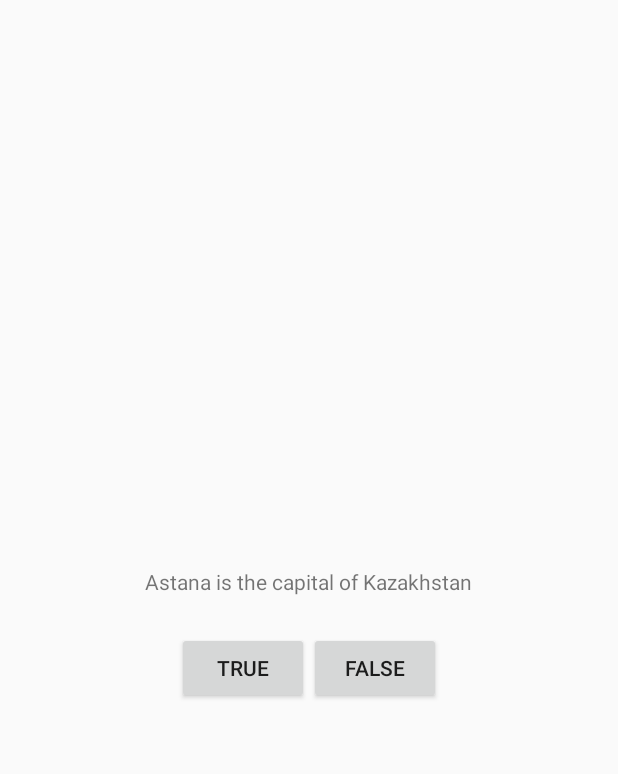
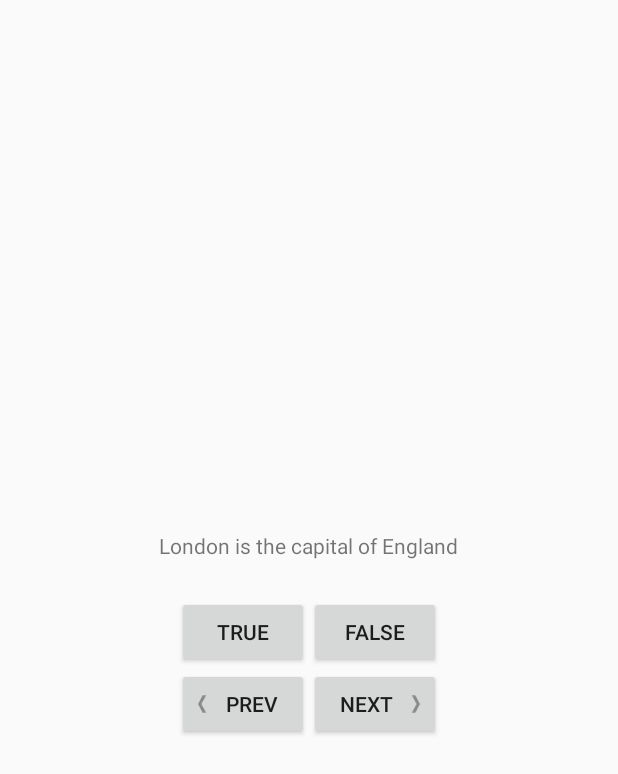
Before and after one commit to R3iwan/geoQuiz, an Android app built with Jetpack Compose: the screen it shows after launch (MainActivity), after a tap on "TRUE", on a phone screen of 412 x 824 dp. Shown: the top 774 px of the screen. Run offline under Robolectric (Android 15) with nearby library versions, the phone set to English and light mode, and no system bars.

Commit message:
Added Previous and Next Buttons with icons

```diff
--- a/app/src/main/java/com/example/geoquiz/MainActivity.kt
+++ b/app/src/main/java/com/example/geoquiz/MainActivity.kt
@@ -1,34 +1,74 @@
 package com.example.geoquiz
 
 import android.os.Bundle
+import android.view.Gravity
+import android.widget.AutoCompleteTextView
 import android.widget.Button
+import android.widget.TextView
 import android.widget.Toast
 import androidx.activity.ComponentActivity
+import java.time.ZoneOffset
 
 class MainActivity : ComponentActivity() {
     private lateinit var trueButton: Button
     private lateinit var falseButton: Button
+    private lateinit var nextButton: Button
+    private lateinit var prevButton: Button
+    private lateinit var questionTextView: TextView
+
+    private val questionBank = listOf(
+        Question(R.string.question_england, true),
+        Question(R.string.question_kazakhstan, true),
+        Question(R.string.question_denmark, false),
+        Question(R.string.question_spain, false),
+        Question(R.string.question_usa, false))
+
+    private var currentIndex = 0
+
     override fun onCreate(savedInstanceState: Bundle?) {
         super.onCreate(savedInstanceState)
         setContentView(R.layout.activity_main)
 
         trueButton = findViewById(R.id.true_button)
         falseButton = findViewById(R.id.false_button)
+        nextButton = findViewById(R.id.next_button)
+        prevButton = findViewById(R.id.prev_button)
+        questionTextView = findViewById(R.id.question_text_view)
 
         trueButton.setOnClickListener {
-            Toast.makeText(
-                this,
-                R.string.correct_toast,
-                Toast.LENGTH_SHORT)
-                .show()
+            checkAnswer(true)
         }
         falseButton.setOnClickListener{
-            Toast.makeText(
-                this,
-                R.string.incorrect_toast,
-                Toast.LENGTH_SHORT)
-                .show()
+            checkAnswer(false)
         }
 
+        nextButton.setOnClickListener{
+            currentIndex = (currentIndex + 1) % questionBank.size
+            updateQuestion()
+        }
+
+        prevButton.setOnClickListener{
+            currentIndex = (currentIndex - 1) % questionBank.size
+            updateQuestion()
+        }
+
+        updateQuestion()
+
+        }
+        private fun updateQuestion() {
+        val questionTextResId = questionBank[currentIndex].textResId
+        questionTextView.setText(questionTextResId)
+         }
+
+        private fun checkAnswer(userAnswer: Boolean){
+            val correctAnswer = questionBank[currentIndex].answer
+
+            val messageResId = if (userAnswer == correctAnswer){
+                R.string.correct_toast
+            } else {
+                R.string.incorrect_toast
+            }
+
+            Toast.makeText(this, messageResId, Toast.LENGTH_SHORT).show()
         }
     }
--- /dev/null
+++ b/app/src/main/java/com/example/geoquiz/Question.kt
@@ -0,0 +1,4 @@
+package com.example.geoquiz
+
+import androidx.annotation.StringRes
+data class Question(@StringRes val textResId: Int, val answer: Boolean)
--- a/app/src/main/res/layout/activity_main.xml
+++ b/app/src/main/res/layout/activity_main.xml
@@ -1,15 +1,18 @@
 <?xml version="1.0" encoding="utf-8"?>
 <LinearLayout xmlns:android="http://schemas.android.com/apk/res/android"
+    xmlns:tools="http://schemas.android.com/tools"
     android:layout_width="match_parent"
     android:layout_height="match_parent"
     android:gravity="center"
     android:orientation="vertical" >
 
 <TextView
+    android:id="@+id/question_text_view"
     android:layout_width="wrap_content"
     android:layout_height="wrap_content"
+    android:gravity="center"
     android:padding="24dp"
-    android:text="@string/question_text" />
+    tools:text="@string/question_kazakhstan"/>
 
     <LinearLayout
         android:layout_width="wrap_content"
@@ -29,4 +32,28 @@
             android:text="@string/false_button"/>
 
     </LinearLayout>
+
+    <LinearLayout
+        android:layout_width="wrap_content"
+        android:layout_height="wrap_content"
+        android:orientation="horizontal">
+
+        <Button
+            android:id="@+id/prev_button"
+            android:layout_width="wrap_content"
+            android:layout_height="wrap_content"
+            android:drawableStart="@drawable/arrow_left"
+            android:drawablePadding="2dp"
+            android:text="@string/prev_button" />
+
+        <Button
+            android:id="@+id/next_button"
+            android:layout_width="wrap_content"
+            android:layout_height="wrap_content"
+            android:text="@string/next_button"
+            android:drawableEnd="@drawable/arrow_right"
+            android:drawablePadding="2dp" />
+
+    </LinearLayout>
+
 </LinearLayout>
--- a/app/src/main/res/values/strings.xml
+++ b/app/src/main/res/values/strings.xml
@@ -1,11 +1,15 @@
 <resources>
     <string name="app_name">geoQuiz</string>
-    <string name="question_text">
-        Astana is the capital of Kazakhstan
-    </string>
+    <string name="question_kazakhstan">Astana is the capital of Kazakhstan</string>
+    <string name="question_england">London is the capital of England</string>
+    <string name="question_denmark">Vena is the capital of Denmark</string>
+    <string name="question_spain">Barcelona is the capital of Spain</string>
+    <string name="question_usa">Washington is the capital of USA</string>
     <string name="true_button">True</string>
     <string name="false_button">False</string>
     <string name="action_settings">Settings</string>
     <string name="correct_toast">Correct!</string>
     <string name="incorrect_toast">Incorrect!</string>
+    <string name="next_button">Next</string>
+    <string name="prev_button">Prev</string>
 </resources>
```
Also changed, not shown: app/src/main/res/drawable-hdpi/arrow_left.png (added), app/src/main/res/drawable-hdpi/arrow_right.png (added), app/src/main/res/drawable-mdpi/arrow_left.png (added), app/src/main/res/drawable-mdpi/arrow_right.png (added), app/src/main/res/drawable-xhdpi/arrow_left.png (added), app/src/main/res/drawable-xhdpi/arrow_right.png (added), app/src/main/res/drawable-xxhdpi/arrow_left.png (added), app/src/main/res/drawable-xxhdpi/arrow_right.png (added), app/src/main/res/drawable-xxxhdpi/arrow_left.png (added), app/src/main/res/drawable-xxxhdpi/arrow_right.png (added).
